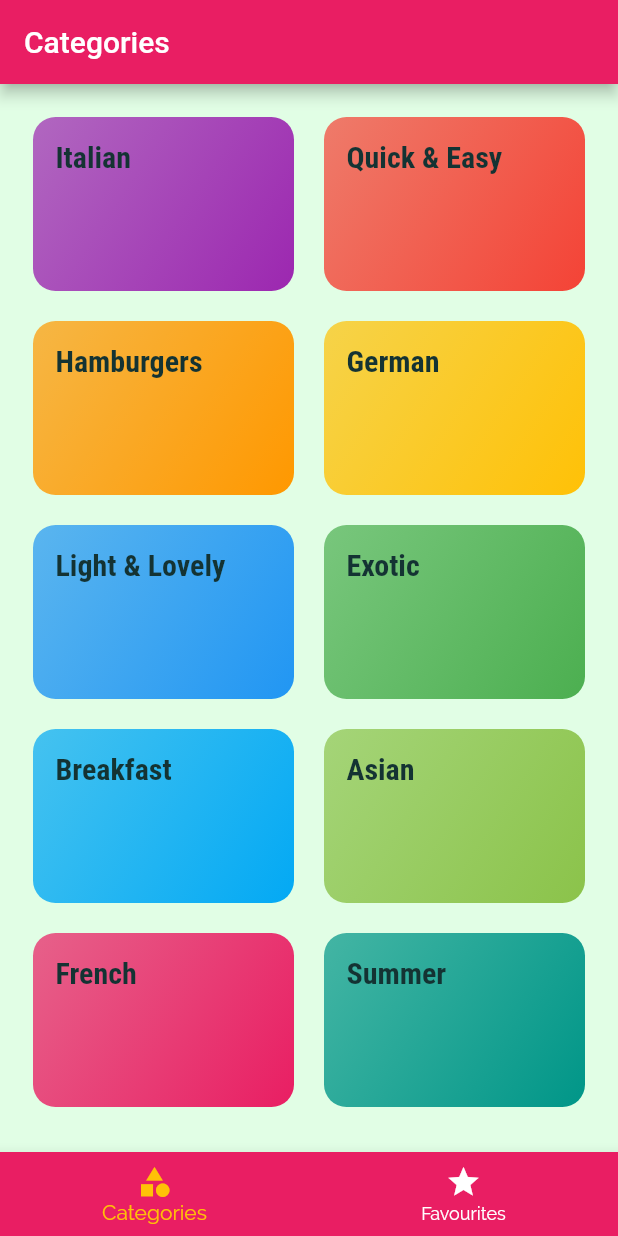
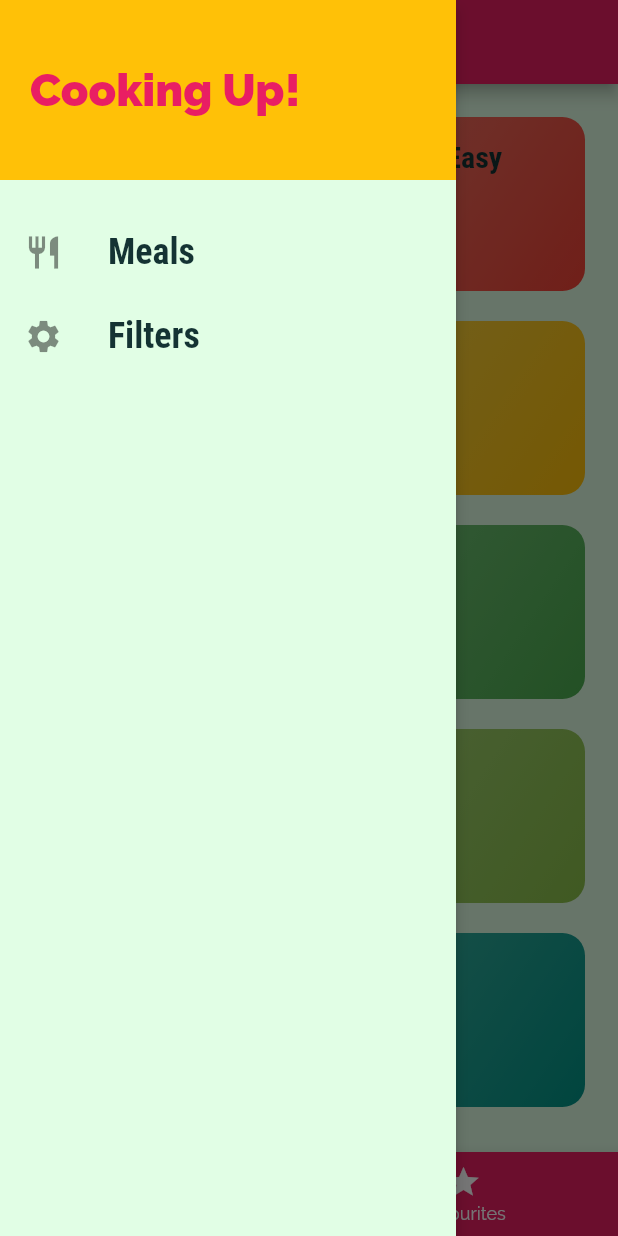
Before and after one commit to iamartyaa/HappyMeals-App, a Flutter app: the screen it shows after launch, with the side drawer open (before the commit the screen has no drawer), on a phone screen of 412 x 824 dp. Run offline on Flutter 3.47's test engine with Material 2 defaults, Android fonts, the light colour scheme and no system bars.

Commit message:
Adding a custom Drawer

```diff
--- a/lib/screens/tabs_screen.dart
+++ b/lib/screens/tabs_screen.dart
@@ -2,6 +2,7 @@
 
 import 'package:happymeals/screens/categories_screen.dart';
 import 'package:happymeals/screens/favourites_screen.dart';
+import 'package:happymeals/widgets/main_drawer.dart';
 
 class TabsScreen extends StatefulWidget {
   const TabsScreen({Key? key}) : super(key: key);
@@ -11,19 +12,18 @@
 }
 
 class _TabsScreenState extends State<TabsScreen> {
-  final List<Map<String,Object>> _pages = [
-     {'page': CategoriesScreen(),'title': 'Categories'},
-     {'page': FavouritesScreen(),'title': 'Favourites'}
+  final List<Map<String, Object>> _pages = [
+    {'page': CategoriesScreen(), 'title': 'Categories'},
+    {'page': FavouritesScreen(), 'title': 'Favourites'}
   ];
 
-  int _selectedPage=0;
+  int _selectedPage = 0;
 
   void _selectPage(int index) {
     setState(() {
-      _selectedPage=index;
+      _selectedPage = index;
     });
   }
-
 
   @override
   Widget build(BuildContext context) {
@@ -31,6 +31,7 @@
       appBar: AppBar(
         title: Text(_pages[_selectedPage]['title'] as String),
       ),
+      drawer: MainDrawer(),
       body: _pages[_selectedPage]['page'] as Widget,
       bottomNavigationBar: BottomNavigationBar(
         onTap: _selectPage,
@@ -41,8 +42,14 @@
         currentIndex: _selectedPage,
         //type: BottomNavigationBarType.shifting,
         items: [
-          BottomNavigationBarItem(backgroundColor: Theme.of(context).primaryColor,icon: Icon(Icons.category), label: 'Categories'),
-          BottomNavigationBarItem(backgroundColor: Theme.of(context).primaryColor,icon: Icon(Icons.star), label: 'Favourites'),
+          BottomNavigationBarItem(
+              backgroundColor: Theme.of(context).primaryColor,
+              icon: Icon(Icons.category),
+              label: 'Categories'),
+          BottomNavigationBarItem(
+              backgroundColor: Theme.of(context).primaryColor,
+              icon: Icon(Icons.star),
+              label: 'Favourites'),
         ],
       ),
     );
--- /dev/null
+++ b/lib/widgets/main_drawer.dart
@@ -0,0 +1,56 @@
+import 'package:flutter/material.dart';
+
+class MainDrawer extends StatelessWidget {
+  const MainDrawer({Key? key}) : super(key: key);
+
+  Widget buildListTile(String title,IconData icon) {
+    return ListTile(
+            leading: Icon(
+              icon,
+              size: 26,
+            ),
+            title: Text(
+              title,
+              style: const TextStyle(
+                fontFamily: 'RobotoCondensed',
+                fontSize: 24,
+                fontWeight: FontWeight.bold,
+              ),
+            ),
+            onTap: () {},
+          );
+  }
+
+
+  @override
+  Widget build(BuildContext context) {
+    return Drawer(
+
+      elevation: 4,
+      child: Column(
+        children: [
+          Container(
+            height: 120,
+            width: double.infinity,
+            padding: const EdgeInsets.all(20),
+            alignment: Alignment.centerLeft,
+            color: Theme.of(context).accentColor,
+            child: Text(
+              'Cooking Up!',
+              style: TextStyle(
+                fontWeight: FontWeight.w900,
+                fontSize: 30,
+                color: Theme.of(context).primaryColor,
+              ),
+            ),
+          ),
+          const SizedBox(
+            height: 20,
+          ),
+          buildListTile('Meals', Icons.restaurant),
+          buildListTile('Filters', Icons.settings),
+        ],
+      ),
+    );
+  }
+}
```
